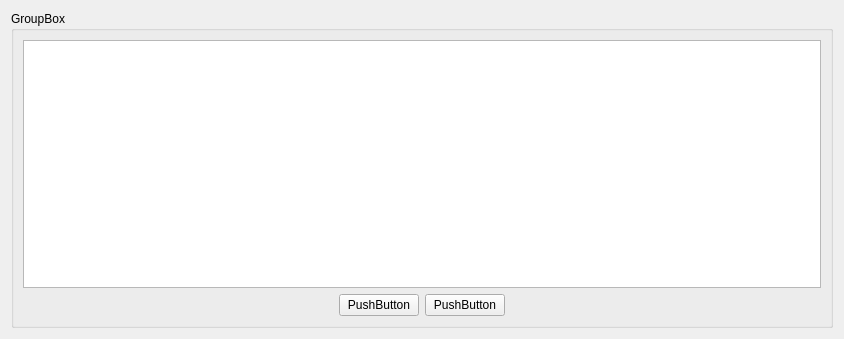
Aloereed/Flightman_Client_DATA130039, file messagebox.ui: the form before one commit.
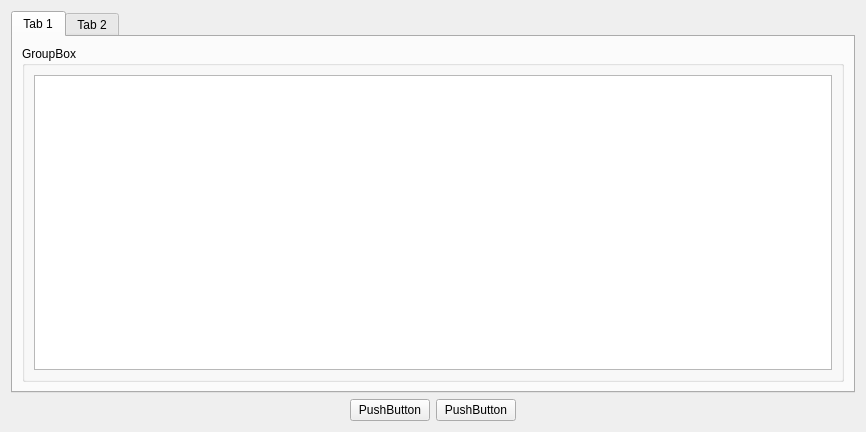
The form after the commit. The open tabs and pages were chosen to show the change.

```diff
--- a/messagebox.ui
+++ b/messagebox.ui
@@ -6,24 +6,60 @@
    <rect>
     <x>0</x>
     <y>0</y>
-    <width>844</width>
-    <height>339</height>
+    <width>866</width>
+    <height>432</height>
    </rect>
   </property>
   <property name="windowTitle">
    <string>Form</string>
   </property>
+  <layout class="QGridLayout" name="gridLayout_4">
+   <item row="0" column="0">
+    <layout class="QVBoxLayout" name="verticalLayout">
+     <item>
+      <widget class="QTabWidget" name="information">
+       <property name="currentIndex">
+        <number>1</number>
+       </property>
+       <widget class="QWidget" name="tab_all">
+        <attribute name="title">
+         <string>Tab 1</string>
+        </attribute>
   <layout class="QGridLayout" name="gridLayout_2">
    <item row="0" column="0">
-    <widget class="QGroupBox" name="groupBox">
+          <widget class="QGroupBox" name="groupBox_all">
+           <property name="title">
+            <string>GroupBox</string>
+           </property>
+           <layout class="QGridLayout" name="gridLayout_5">
+            <item row="0" column="0">
+             <widget class="QTableView" name="tableView_all"/>
+            </item>
+           </layout>
+          </widget>
+         </item>
+        </layout>
+       </widget>
+       <widget class="QWidget" name="tab_individual">
+        <attribute name="title">
+         <string>Tab 2</string>
+        </attribute>
+        <layout class="QGridLayout" name="gridLayout_3">
+         <item row="0" column="0">
+          <widget class="QGroupBox" name="groupBox_individual">
      <property name="title">
       <string>GroupBox</string>
      </property>
      <layout class="QGridLayout" name="gridLayout">
-      <item row="0" column="0">
-       <layout class="QVBoxLayout" name="verticalLayout">
-        <item>
-         <widget class="QTableView" name="tableView_messages"/>
+            <item row="1" column="0">
+             <widget class="QTableView" name="tableView_individual"/>
+            </item>
+           </layout>
+          </widget>
+         </item>
+        </layout>
+       </widget>
+      </widget>
         </item>
         <item>
          <layout class="QHBoxLayout" name="horizontalLayout">
@@ -61,8 +97,8 @@
             </property>
             <property name="sizeHint" stdset="0">
              <size>
-              <width>40</width>
-              <height>20</height>
+           <width>48</width>
+           <height>17</height>
              </size>
             </property>
            </spacer>
@@ -70,9 +106,6 @@
          </layout>
         </item>
        </layout>
-      </item>
-     </layout>
-    </widget>
    </item>
   </layout>
  </widget>
```
Lines whose indentation alone changed are shown as unchanged.
